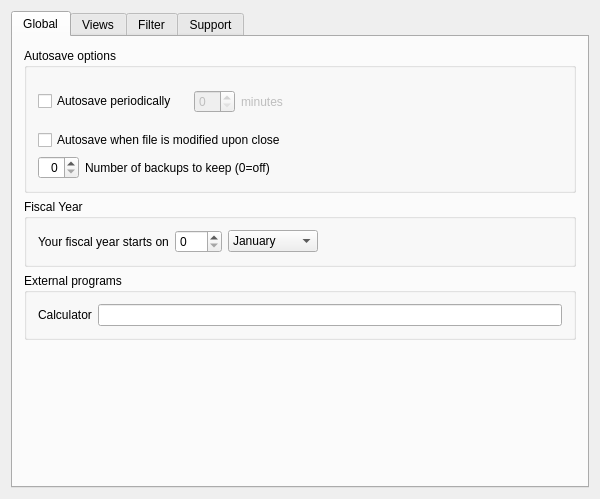
KDE/kmymoney, file kmymoney/dialogs/settings/ksettingsgeneral.ui: the form before one commit.
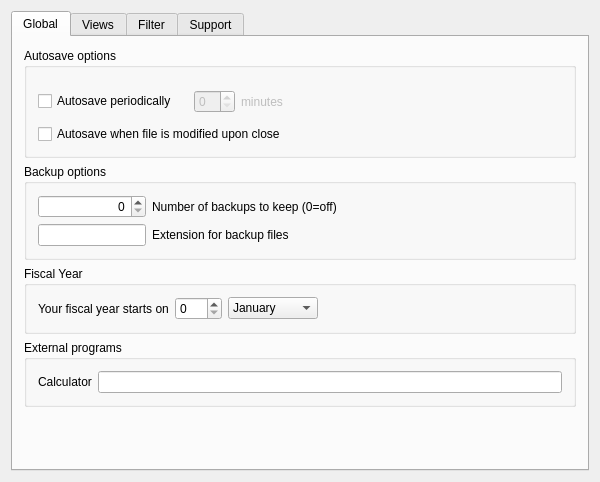
The form after the commit. Custom widgets are drawn as their Qt base class.

Commit message:
Add option to specify the extension for backups
Apparently, Microsoft Onedrive cannot handle the typical
Unix style backup identifier ~ (tilde) used by the automatically
created backup files when the data is saved. This option allows
to overwrite this character which still remains the default.
The field in the configuration dialog cannot be left empty. If
cleared, the default is loaded.

Diff of the .ui file:
```diff
--- a/kmymoney/dialogs/settings/ksettingsgeneral.ui
+++ b/kmymoney/dialogs/settings/ksettingsgeneral.ui
@@ -7,7 +7,7 @@
     <x>0</x>
     <y>0</y>
     <width>600</width>
-    <height>499</height>
+    <height>482</height>
    </rect>
   </property>
   <property name="windowTitle">
@@ -30,6 +30,9 @@
           <string>Autosave options</string>
          </property>
          <layout class="QVBoxLayout" name="verticalLayout">
+          <property name="spacing">
+           <number>0</number>
+          </property>
           <item>
            <layout class="QHBoxLayout" name="horizontalLayout_3">
             <item>
@@ -90,9 +93,30 @@
             </property>
            </widget>
           </item>
+         </layout>
+        </widget>
+       </item>
+       <item>
+        <widget class="QGroupBox" name="groupBox_3">
+         <property name="title">
+          <string>Backup options</string>
+         </property>
+         <layout class="QVBoxLayout" name="verticalLayout_11">
           <item>
            <layout class="QHBoxLayout" name="horizontalLayout_6">
             <item>
+             <layout class="QGridLayout" name="gridLayout">
+              <item row="1" column="0">
+               <widget class="QLineEdit" name="kcfg_BackupExtension">
+                <property name="toolTip">
+                 <string>Enter a character or string that will be added to backup files. Default is ~</string>
+                </property>
+                <property name="clearButtonEnabled">
+                 <bool>true</bool>
+                </property>
+               </widget>
+              </item>
+              <item row="0" column="0">
              <widget class="QSpinBox" name="kcfg_AutoBackupCopies">
               <property name="toolTip">
                <string>Setup number of backups to keep (local file only)</string>
@@ -116,12 +140,21 @@
               </property>
              </widget>
             </item>
-            <item>
+              <item row="1" column="1">
              <widget class="QLabel" name="label_2">
               <property name="text">
+                 <string>Extension for backup files</string>
+                </property>
+               </widget>
+              </item>
+              <item row="0" column="1">
+               <widget class="QLabel" name="label_5">
+                <property name="text">
                <string>Number of backups to keep (0=off)</string>
               </property>
              </widget>
+              </item>
+             </layout>
             </item>
             <item>
              <spacer name="horizontalSpacer">
```
Lines whose indentation alone changed are shown as unchanged. The commit also changes 3 other files.
